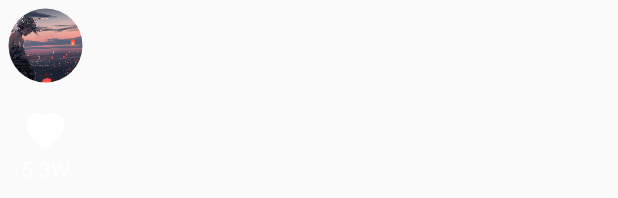
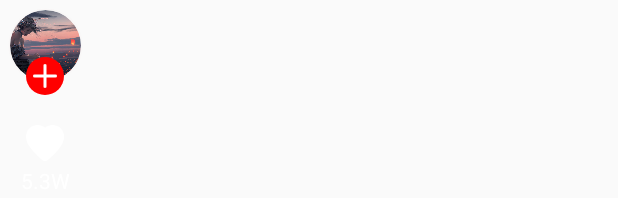
Before and after one commit to ZuJunJun/PracticeRepository, an Android app: the layout item_video_right_menu_layout.xml on its own in the app's theme, with its tools: preview values and no code run, on a phone screen of 412 x 824 dp. Shown: the top 198 px of the screen. Run offline under Robolectric (Android 15) with nearby library versions, the phone set to English and light mode, and no system bars.

Commit message:
完善抖音demo功能

```diff
--- /dev/null
+++ b/app/src/main/java/com/example/jay/packageandroidproject/view/CircleAddView.java
@@ -0,0 +1,53 @@
+package com.example.jay.packageandroidproject.view;
+
+import android.content.Context;
+import android.graphics.Bitmap;
+import android.graphics.BitmapFactory;
+import android.graphics.Canvas;
+import android.graphics.Color;
+import android.graphics.Paint;
+import android.support.annotation.Nullable;
+import android.util.AttributeSet;
+import android.view.View;
+
+import com.example.jay.packageandroidproject.R;
+
+public class CircleAddView extends View {
+    private int mCircleRadius;
+
+    public CircleAddView(Context context) {
+        super(context);
+    }
+
+    public CircleAddView(Context context, @Nullable AttributeSet attrs) {
+        super(context, attrs);
+    }
+
+    public CircleAddView(Context context, @Nullable AttributeSet attrs, int defStyleAttr) {
+        super(context, attrs, defStyleAttr);
+    }
+
+    @Override
+    protected void onDraw(Canvas canvas) {
+//        super.onDraw(canvas);
+        Paint paint = new Paint();
+        paint.setAntiAlias(true);
+        paint.setStyle(Paint.Style.FILL);
+        paint.setColor(Color.RED);
+        canvas.drawCircle(mCircleRadius,mCircleRadius,mCircleRadius,paint);
+        Paint bitmapPaint = new Paint();
+        bitmapPaint.setAntiAlias(true);
+        Bitmap bitmap = BitmapFactory.decodeResource(getResources(), R.mipmap.add);
+        int width = bitmap.getWidth();
+        int height = bitmap.getHeight();
+        canvas.drawBitmap(bitmap,mCircleRadius-width/2,mCircleRadius-height/2,bitmapPaint);
+    }
+
+    @Override
+    protected void onMeasure(int widthMeasureSpec, int heightMeasureSpec) {
+        super.onMeasure(widthMeasureSpec, heightMeasureSpec);
+        int mSize = Math.min(getMeasuredWidth(), getMeasuredHeight());
+        mCircleRadius = mSize/2;
+        setMeasuredDimension(mSize, mSize);//实际的大小
+    }
+}
--- a/app/src/main/java/com/example/jay/packageandroidproject/view/XCircleImageView.java
+++ b/app/src/main/java/com/example/jay/packageandroidproject/view/XCircleImageView.java
@@ -31,7 +31,7 @@ public class XCircleImageView extends ImageView {
     private Paint mBitmapPaint;
     private Paint mBorderPaint;
     private RectF mDrawableRect = new RectF();
-    private TYPE type = TYPE.CIRCLE;
+    private TYPE type = TYPE.BORDER_CIRCLE;
     private RectF mRoundRect;
 
     public enum TYPE{
--- a/app/src/main/res/layout/item_video_right_menu_layout.xml
+++ b/app/src/main/res/layout/item_video_right_menu_layout.xml
@@ -1,16 +1,43 @@
 <?xml version="1.0" encoding="utf-8"?>
 <LinearLayout xmlns:android="http://schemas.android.com/apk/res/android"
+    xmlns:app="http://schemas.android.com/apk/res-auto"
     android:orientation="vertical"
     android:layout_width="wrap_content"
     android:layout_height="wrap_content"
-    android:background="@android:color/transparent"
+    android:background="@color/transparent"
     android:gravity="center_horizontal"
     android:padding="5dp">
-    <com.example.jay.packageandroidproject.view.XCircleImageView
-        android:id="@+id/video_header"
-        android:layout_width="50dp"
-        android:layout_height="50dp"
-        android:src="@mipmap/pp"/>
+    <FrameLayout
+        android:layout_width="match_parent"
+        android:layout_height="wrap_content">
+        <com.example.jay.packageandroidproject.view.XCircleImageView
+            android:id="@+id/video_header"
+            android:layout_width="50dp"
+            android:layout_height="50dp"
+            app:border_width="1dp"
+            app:border_color="@color/colorWhite"
+            android:src="@mipmap/pp"/>
+        <com.example.jay.packageandroidproject.view.CircleAddView
+            android:id="@+id/focus"
+            android:layout_gravity="center_horizontal"
+            android:layout_width="25dp"
+            android:layout_height="25dp"
+            android:layout_marginTop="32.5dp"/>
+        <TextView
+            android:id="@+id/focused"
+            android:visibility="gone"
+            android:layout_width="wrap_content"
+            android:layout_height="25dp"
+            android:textColor="@color/colorWhite"
+            android:textSize="12sp"
+            android:gravity="center"
+            android:paddingLeft="2dp"
+            android:paddingRight="2dp"
+            android:layout_gravity="center_horizontal"
+            android:background="@color/colorRed"
+            android:layout_marginTop="32.5dp"
+            android:text="已关注"/>
+    </FrameLayout>
 
     <TextView
         android:layout_marginTop="20dp"
```
Also changed, not shown: app/src/main/java/com/example/jay/packageandroidproject/fourth/VideoAdapter.java (+80 -8 lines), app/src/main/java/com/example/jay/packageandroidproject/view/CommentPopupWindow.java (added, +49 -0 lines), app/src/main/res/layout/comment_popupwindow_layout.xml (added, +15 -0 lines), app/src/main/res/mipmap-xhdpi/add.png (added), app/src/main/res/mipmap-xhdpi/lovely_l.png (added).
